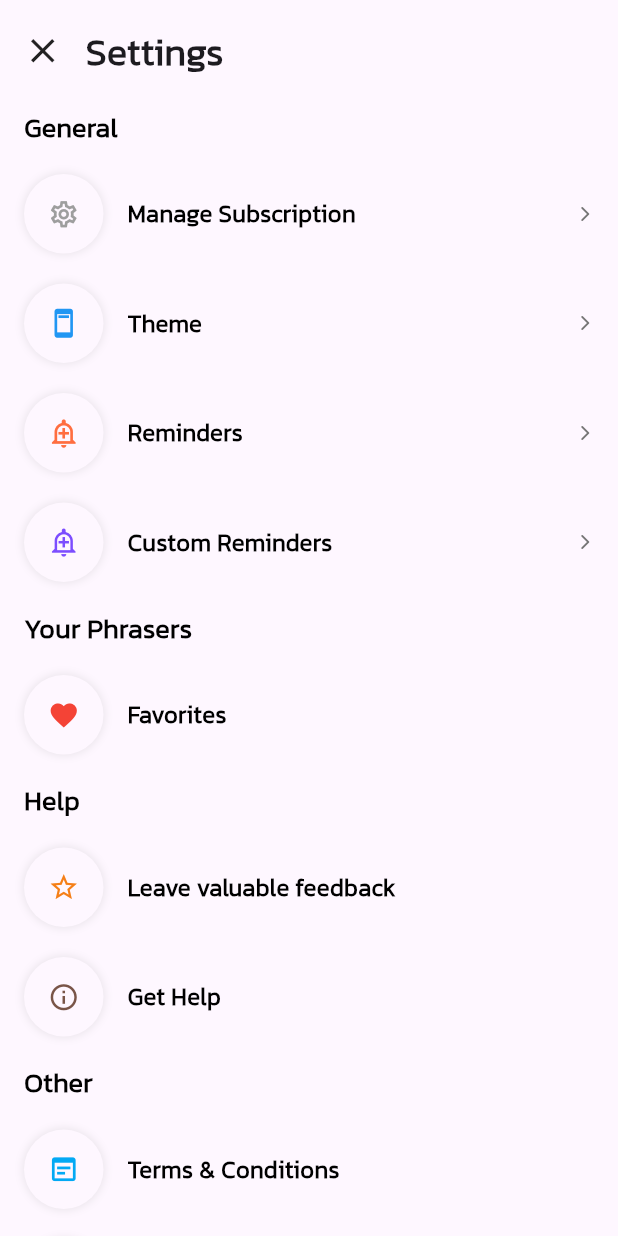
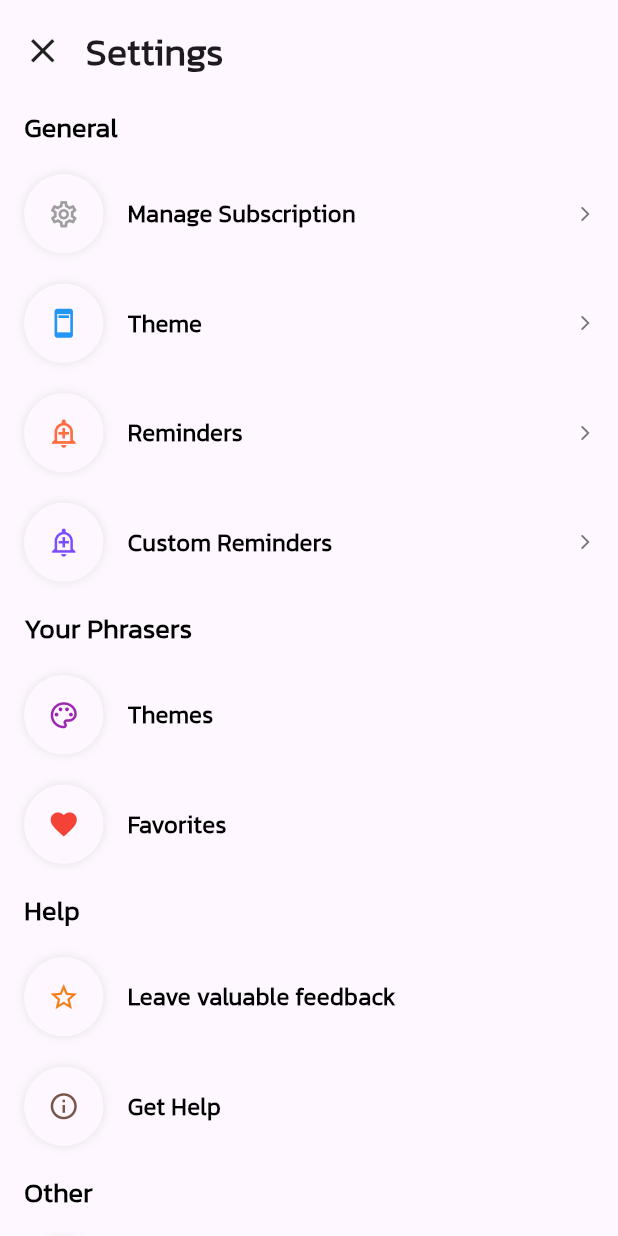
Before and after one commit to dantechu/phraser, a Flutter app: the SettingsScreen screen opened by its route, on a phone screen of 412 x 824 dp. Run offline on Flutter 3.47's test engine with Material 3 defaults, Android fonts, the phone set to English and light mode, and no system bars; drawn by our look-alikes of nb_utils; our stand-ins replace cached_network_image, carousel_slider, cloud_firestore, device_info_plus, dio, firebase_analytics and 24 more; missing offline and left inert: colorful_safe_area, flutter_email_sender, in_app_purchase_android, in_app_purchase_storekit, modal_progress_hud_alt, rate_my_app and 1 more; accounts and stored records are empty; generated files the repository leaves out were written again; network calls fail.

Commit message:
theme screen shifted

```diff
--- a/phraser/lib/screens/settings/settings_screen.dart
+++ b/phraser/lib/screens/settings/settings_screen.dart
@@ -13,6 +13,9 @@ import 'package:phraser/screens/notification_settings/notification_settings.dart
 import 'package:phraser/screens/theme/AppThemeScreen.dart';
 import 'package:rate_my_app/rate_my_app.dart';
 import 'package:url_launcher/url_launcher.dart';
+import 'package:get/get.dart';
+import 'package:phraser/util/helper/route_helper.dart';
+import 'package:phraser/util/preferences.dart';
 
 import '../../widgets/simple_widgets.dart';
 
@@ -179,6 +182,15 @@ class _SettingsScreenState extends State<SettingsScreen> {
               8.height,
               SettingItemWidget(
                 padding: EdgeInsets.symmetric(vertical: 10, horizontal: 16),
+                leading: noteLeadingWidget(context, image: Icons.palette_outlined, color: Colors.purple),
+                title: 'Themes',
+                titleTextColor: Theme.of(context).primaryColorDark,
+                onTap: () {
+                  _navigateToThemes();
+                },
+              ),
+              SettingItemWidget(
+                padding: EdgeInsets.symmetric(vertical: 10, horizontal: 16),
                 leading: noteLeadingWidget(context, image: Icons.favorite_outlined, color: Colors.red),
                 title: 'Favorites',
                 titleTextColor: Theme.of(context).primaryColorDark,
@@ -338,4 +350,8 @@ class _SettingsScreenState extends State<SettingsScreen> {
     }
   }
 
+  void _navigateToThemes() {
+    Get.toNamed(RouteHelper.phraserThemeListScreen);
+  }
+
 }
```
Also changed, not shown: phraser/lib/screens/phraser_view.dart (+0 -7 lines).
